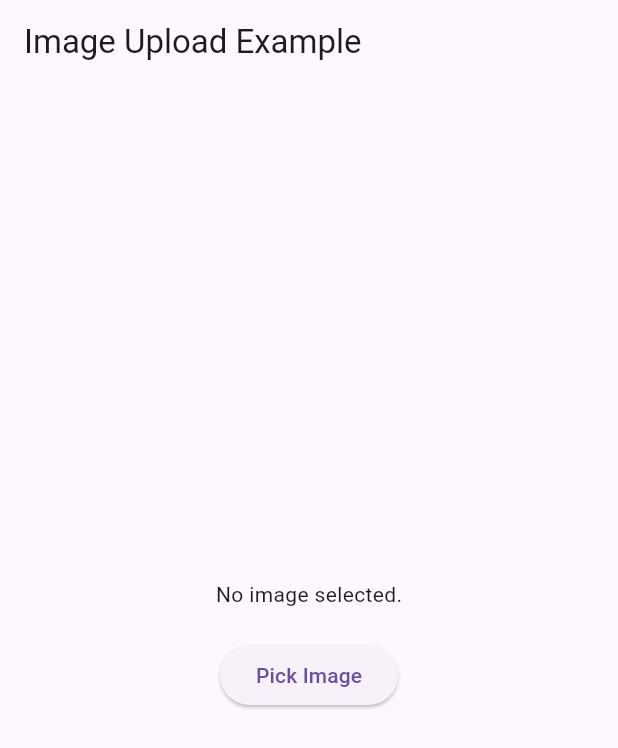
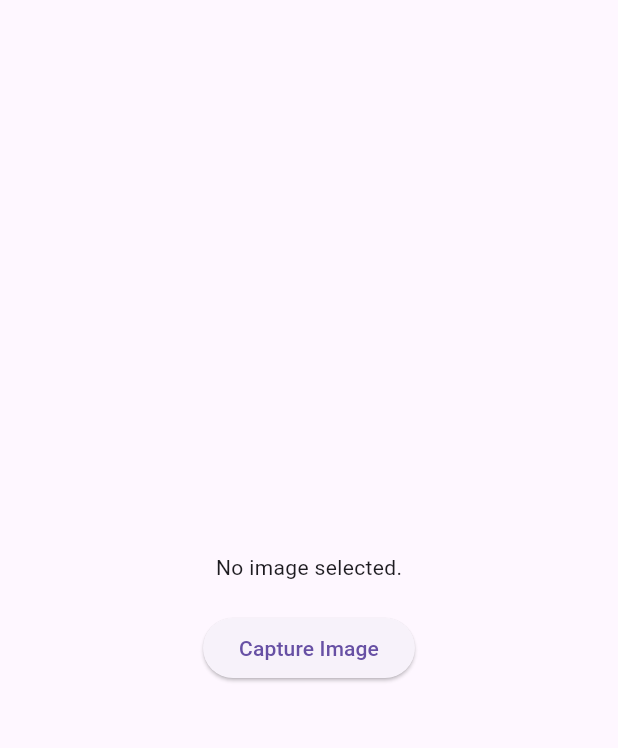
Before and after one commit to RAGHU990/camera, a Flutter app: the screen it shows after launch, on a phone screen of 412 x 824 dp. Shown: the top 748 px of the screen. Run offline on Flutter 3.47's test engine with Material 3 defaults, Android fonts, the phone set to English and light mode, and no system bars; our stand-ins replace get, image_picker.

```diff
--- a/lib/main.dart
+++ b/lib/main.dart
@@ -1,92 +1,63 @@
 import 'dart:io';
-
 import 'package:flutter/material.dart';
 import 'package:image_picker/image_picker.dart';
+import 'package:get/get.dart';
 
 void main() {
-  runApp(const MyApp());
+  runApp(MyApp());
 }
 
 class MyApp extends StatelessWidget {
-  const MyApp({super.key});
-
-  // This widget is the root of your application.
   @override
   Widget build(BuildContext context) {
-    return MaterialApp(
-      title: 'Flutter Demo',
-      home:ImageUploadPage(),
+    return GetMaterialApp(
+      home: HomePage(),
     );
   }
 }
 
-
-class ImageUploadPage extends StatefulWidget {
-  @override
-  _ImageUploadPageState createState() => _ImageUploadPageState();
-}
-
-class _ImageUploadPageState extends State<ImageUploadPage> {
-  File? _image;
-
-  final ImagePicker _picker = ImagePicker();
-
-  Future<void> _pickImage() async {
-    final pickedFile = await _picker.pickImage(source: ImageSource.camera);
-
-    setState(() {
-      if (pickedFile != null) {
-        _image = File(pickedFile.path);
-      }
-    });
-  }
-
-  // Future<void> _uploadImage() async {
-  //   if (_image == null) return;
-
-  //   final uri = Uri.parse('https://your-server-url/upload'); // Replace with your server URL
-  //   var request = http.MultipartRequest('POST', uri);
-  //   request.files.add(await http.MultipartFile.fromPath('image', _image!.path));
-
-  //   try {
-  //     var response = await request.send();
-
-  //     if (response.statusCode == 200) {
-  //       print('Image uploaded successfully.');
-  //     } else {
-  //       print('Image upload failed with status: ${response.statusCode}.');
-  //     }
-  //   } catch (e) {
-  //     print('Image upload failed with error: $e');
-  //   }
-  // }
+class HomePage extends StatelessWidget {
+  final ImagePickerController imagePickerController = Get.put(ImagePickerController());
 
   @override
   Widget build(BuildContext context) {
     return Scaffold(
-      appBar: AppBar(
-        title: Text('Image Upload Example'),
-      ),
       body: Center(
         child: Column(
           mainAxisAlignment: MainAxisAlignment.center,
-          children: <Widget>[
-            _image == null
-                ? Text('No image selected.')
-                : Image.file(_image!),
+          children: [
+            GetBuilder<ImagePickerController>(
+              builder: (_) {
+                if (imagePickerController.imageFile == null) {
+                  return Text('No image selected.');
+                }
+                return Image.file(imagePickerController.imageFile!);
+              },
+            ),
             SizedBox(height: 20),
             ElevatedButton(
-              onPressed: _pickImage,
-              child: Text('Pick Image'),
+              onPressed: () {
+                imagePickerController.pickImage();
+              },
+              child: Text('Capture Image'),
             ),
-            SizedBox(height: 20),
-            // ElevatedButton(
-            //   onPressed: _uploadImage,
-            //   child: Text('Upload Image'),
-            // ),
           ],
         ),
       ),
     );
   }
 }
+
+class ImagePickerController extends GetxController {
+  File? imageFile;
+  final picker = ImagePicker();
+
+  Future<void> pickImage() async {
+    final pickedFile = await picker.pickImage(source: ImageSource.camera);
+
+    if (pickedFile != null) {
+      imageFile = File(pickedFile.path);
+      update();
+    }
+  }
+}
--- a/pubspec.yaml
+++ b/pubspec.yaml
@@ -36,6 +36,7 @@ dependencies:
   # Use with the CupertinoIcons class for iOS style icons.
   cupertino_icons: ^1.0.6
   image_picker: ^1.1.2
+  get: ^4.6.6
 
 dev_dependencies:
   flutter_test:
```
Also changed, not shown: pubspec.lock.
